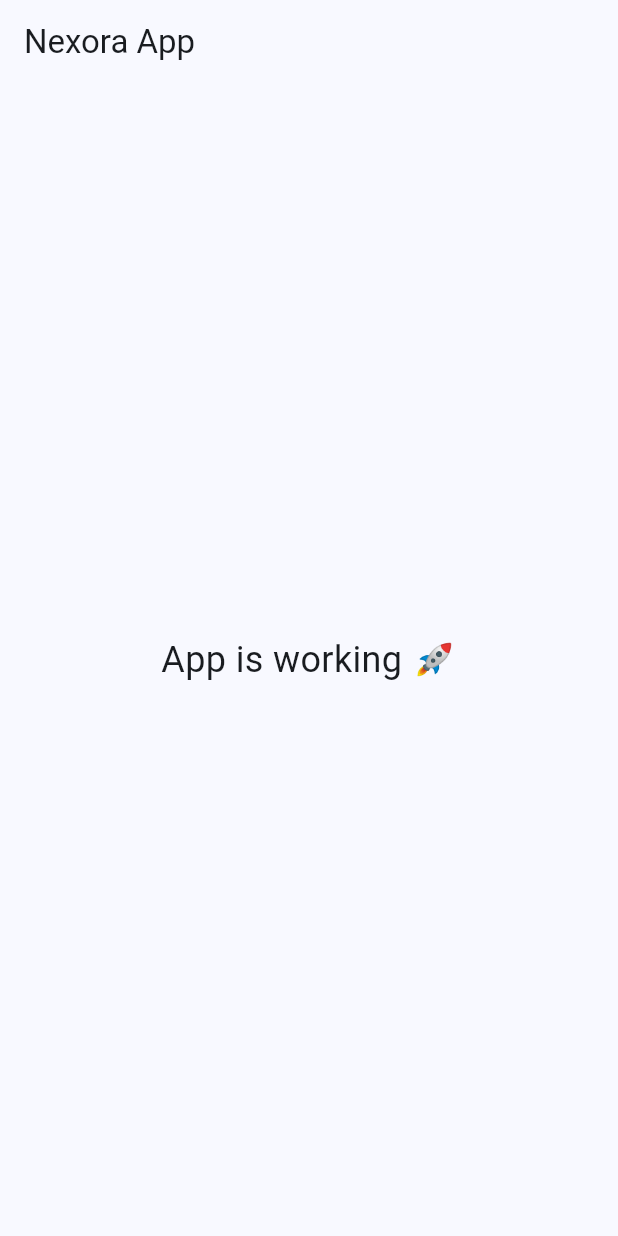
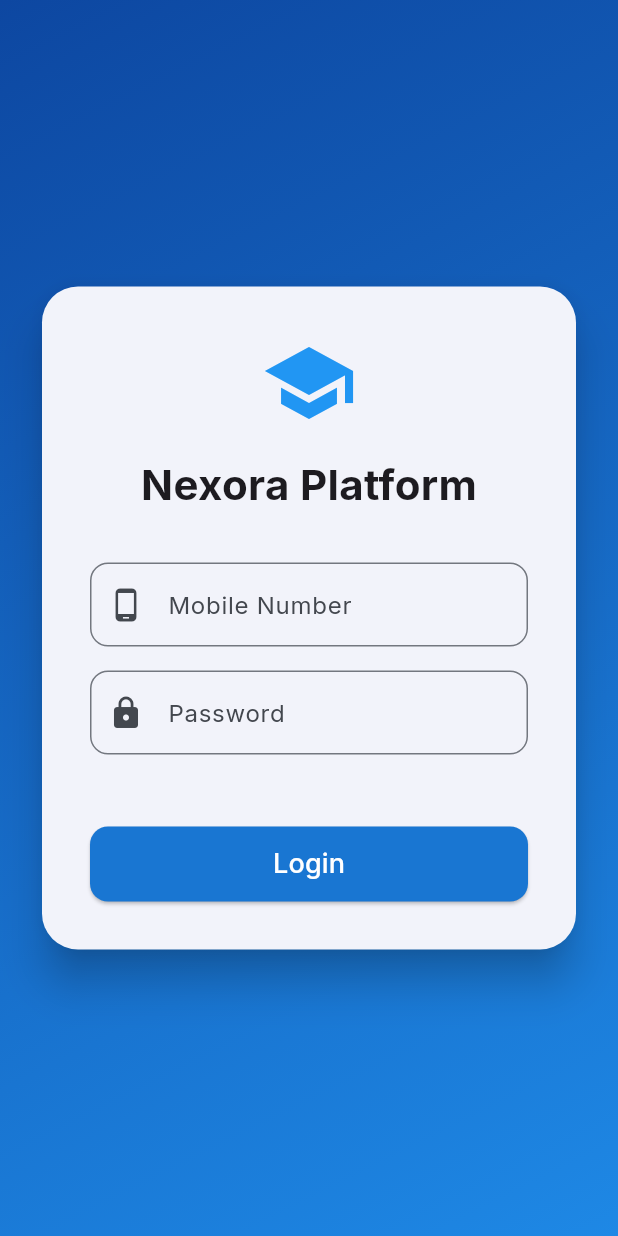
Before and after one commit to hemanthragipindi/grade-predictor, a Flutter app: the screen it shows after launch, on a phone screen of 412 x 824 dp. Run offline on Flutter 3.47's test engine with Material 3 defaults, Android fonts, the phone set to English and light mode, and no system bars; our stand-ins replace dio, flutter_secure_storage, google_fonts.

Commit message:
Transform test app into full Nexora Platform

```diff
--- /dev/null
+++ b/nexora_app/lib/core/api_client.dart
@@ -0,0 +1,32 @@
+import 'package:dio/dio.dart';
+import 'package:flutter_secure_storage/flutter_secure_storage.dart';
+
+class ApiClient {
+  final Dio dio = Dio(BaseOptions(
+    baseUrl: 'https://grade-predictor.onrender.com/api',
+    connectTimeout: const Duration(seconds: 15),
+    receiveTimeout: const Duration(seconds: 15),
+    headers: {'Content-Type': 'application/json'},
+  ));
+
+  final _storage = const FlutterSecureStorage();
+
+  ApiClient() {
+    dio.interceptors.add(InterceptorsWrapper(
+      onRequest: (options, handler) async {
+        final token = await _storage.read(key: 'jwt_token');
+        if (token != null) {
+          options.headers['Authorization'] = 'Bearer $token';
+        }
+        return handler.next(options);
+      },
+      onError: (DioException e, handler) {
+        if (e.response?.statusCode == 401) {
+          // Token expired or invalid
+          _storage.delete(key: 'jwt_token');
+        }
+        return handler.next(e);
+      },
+    ));
+  }
+}
--- a/nexora_app/lib/main.dart
+++ b/nexora_app/lib/main.dart
@@ -1,24 +1,39 @@
 import 'package:flutter/material.dart';
+import 'package:provider/provider.dart';
+import 'package:google_fonts/google_fonts.dart';
+import 'providers/auth_provider.dart';
+import 'screens/login_screen.dart';
+import 'screens/dashboard_screen.dart';
 
 void main() {
-  runApp(const MyApp());
+  runApp(
+    MultiProvider(
+      providers: [
+        ChangeNotifierProvider(create: (_) => AuthProvider()..checkStatus()),
+      ],
+      child: const NexoraApp(),
+    ),
+  );
 }
 
-class MyApp extends StatelessWidget {
-  const MyApp({super.key});
+class NexoraApp extends StatelessWidget {
+  const NexoraApp({super.key});
 
   @override
   Widget build(BuildContext context) {
     return MaterialApp(
-      title: 'Nexora',
+      title: 'Nexora Platform',
       debugShowCheckedModeBanner: false,
-      theme: ThemeData(useMaterial3: true, colorSchemeSeed: Colors.blue),
-      home: Scaffold(
-        appBar: AppBar(title: const Text('Nexora App')),
-        body: const Center(
-          child: Text('App is working 🚀', style: TextStyle(fontSize: 24)),
-        ),
+      theme: ThemeData(
+        useMaterial3: true,
+        colorSchemeSeed: Colors.blue,
+        textTheme: GoogleFonts.interTextTheme(),
       ),
+      initialRoute: '/login',
+      routes: {
+        '/login': (context) => const LoginScreen(),
+        '/dashboard': (context) => const DashboardScreen(),
+      },
     );
   }
 }
--- /dev/null
+++ b/nexora_app/lib/providers/auth_provider.dart
@@ -0,0 +1,67 @@
+import 'package:flutter/material.dart';
+import 'package:flutter_secure_storage/flutter_secure_storage.dart';
+import '../core/api_client.dart';
+
+class AuthProvider extends ChangeNotifier {
+  final ApiClient _api = ApiClient();
+  final _storage = const FlutterSecureStorage();
+
+  bool _isLoading = false;
+  Map<String, dynamic>? _user;
+  String? _error;
+
+  bool get isLoading => _isLoading;
+  Map<String, dynamic>? get user => _user;
+  String? get error => _error;
+
+  Future<bool> login(String mobile, String password) async {
+    _isLoading = true;
+    _error = null;
+    notifyListeners();
+
+    try {
+      final response = await _api.dio.post('/login', data: {
+        'mobile': mobile,
+        'password': password,
+      });
+
+      if (response.data['success']) {
+        final token = response.data['token'];
+        await _storage.write(key: 'jwt_token', value: token);
+        _user = response.data['user'];
+        _isLoading = false;
+        notifyListeners();
+        return true;
+      } else {
+        _error = response.data['message'] ?? 'Authentication failed';
+      }
+    } catch (e) {
+      _error = 'Connection error. Please try again.';
+    }
+
+    _isLoading = false;
+    notifyListeners();
+    return false;
+  }
+
+  Future<void> logout() async {
+    await _storage.delete(key: 'jwt_token');
+    _user = null;
+    notifyListeners();
+  }
+
+  Future<void> checkStatus() async {
+    final token = await _storage.read(key: 'jwt_token');
+    if (token != null) {
+      try {
+        final response = await _api.dio.get('/dashboard');
+        if (response.statusCode == 200) {
+          _user = response.data['user'];
+        }
+      } catch (e) {
+        await logout();
+      }
+    }
+    notifyListeners();
+  }
+}
--- /dev/null
+++ b/nexora_app/lib/screens/login_screen.dart
@@ -0,0 +1,103 @@
+import 'package:flutter/material.dart';
+import 'package:provider/provider.dart';
+import '../providers/auth_provider.dart';
+
+class LoginScreen extends StatefulWidget {
+  const LoginScreen({super.key});
+
+  @override
+  State<LoginScreen> createState() => _LoginScreenState();
+}
+
+class _LoginScreenState extends State<LoginScreen> {
+  final _mobileController = TextEditingController();
+  final _passwordController = TextEditingController();
+
+  @override
+  Widget build(BuildContext context) {
+    final auth = context.watch<AuthProvider>();
+
+    return Scaffold(
+      body: Container(
+        padding: const EdgeInsets.all(24),
+        decoration: BoxDecoration(
+          gradient: LinearGradient(
+            begin: Alignment.topLeft,
+            end: Alignment.bottomRight,
+            colors: [Colors.blue.shade900, Colors.blue.shade600],
+          ),
+        ),
+        child: Center(
+          child: SingleChildScrollView(
+            child: Card(
+              elevation: 12,
+              shape: RoundedRectangleBorder(borderRadius: BorderRadius.circular(24)),
+              child: Padding(
+                padding: const EdgeInsets.all(32),
+                child: Column(
+                  mainAxisSize: MainAxisSize.min,
+                  children: [
+                    const Icon(Icons.school, size: 64, color: Colors.blue),
+                    const SizedBox(height: 16),
+                    const Text(
+                      'Nexora Platform',
+                      style: TextStyle(fontSize: 28, fontWeight: FontWeight.bold),
+                    ),
+                    const SizedBox(height: 32),
+                    TextField(
+                      controller: _mobileController,
+                      decoration: InputDecoration(
+                        labelText: 'Mobile Number',
+                        prefixIcon: const Icon(Icons.phone_android),
+                        border: OutlineInputBorder(borderRadius: BorderRadius.circular(12)),
+                      ),
+                    ),
+                    const SizedBox(height: 16),
+                    TextField(
+                      controller: _passwordController,
+                      obscureText: true,
+                      decoration: InputDecoration(
+                        labelText: 'Password',
+                        prefixIcon: const Icon(Icons.lock),
+                        border: OutlineInputBorder(borderRadius: BorderRadius.circular(12)),
+                      ),
+                    ),
+                    const SizedBox(height: 32),
+                    if (auth.error != null)
+                      Text(auth.error!, style: const TextStyle(color: Colors.red)),
+                    const SizedBox(height: 16),
+                    SizedBox(
+                      width: double.infinity,
+                      height: 50,
+                      child: ElevatedButton(
+                        onPressed: auth.isLoading
+                            ? null
+                            : () async {
+                                final success = await auth.login(
+                                  _mobileController.text,
+                                  _passwordController.text,
+                                );
+                                if (success && mounted) {
+                                  Navigator.pushReplacementNamed(context, '/dashboard');
+                                }
+                              },
+                        style: ElevatedButton.styleFrom(
+                          backgroundColor: Colors.blue.shade700,
+                          foregroundColor: Colors.white,
+                          shape: RoundedRectangleBorder(borderRadius: BorderRadius.circular(12)),
+                        ),
+                        child: auth.isLoading
+                            ? const CircularProgressIndicator(color: Colors.white)
+                            : const Text('Login', style: TextStyle(fontSize: 18)),
+                      ),
+                    ),
+                  ],
+                ),
+              ),
+            ),
+          ),
+        ),
+      ),
+    );
+  }
+}
```
Also changed, not shown: nexora_app/lib/screens/dashboard_screen.dart (added, +120 -0 lines), nexora_app/pubspec.yaml (+7 -0 lines).
